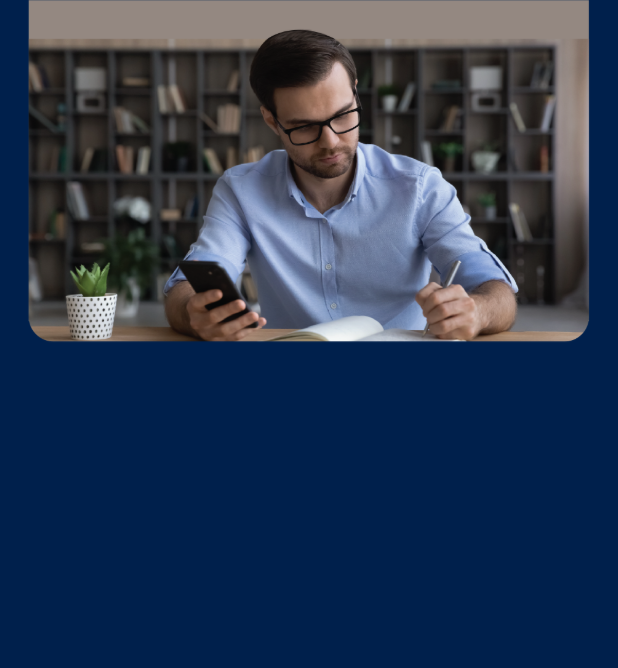
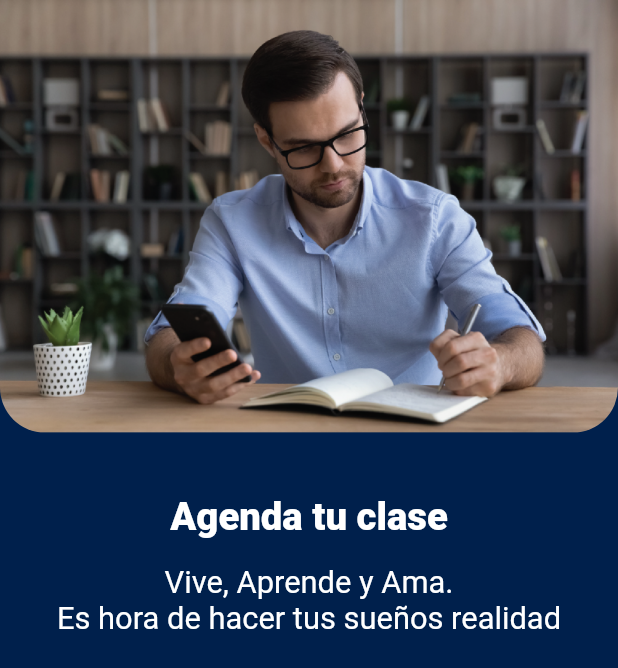
Before and after one commit to codebashh/KiuLinks-App, a Flutter app: the schedule screen opened directly, on a phone screen of 412 x 824 dp. Shown: the top 668 px of the screen. Run offline on Flutter 3.47's test engine with Material 2 defaults, Android fonts, the phone set to English and light mode, and no system bars; Roboto replaces fonts that are missing (Poppins).

Commit message:
Textstyles and schedule screen updated

```diff
--- a/lib/Views/schedule_screen.dart
+++ b/lib/Views/schedule_screen.dart
@@ -1,4 +1,7 @@
+import 'package:flutter/cupertino.dart';
 import 'package:flutter/material.dart';
+import 'package:kiulinks_app/utilities/textStyles.dart';
+
 class schedule extends StatefulWidget {
   @override
   _scheduleState createState() => _scheduleState();
@@ -16,15 +19,20 @@ class _scheduleState extends State<schedule> {
           child: Column(
             children: [
               Container(
-                width: double.infinity,
-                height: height * 0.3,
+                constraints: BoxConstraints(
+                   maxHeight: height * 0.35,
+                ),
                 decoration: BoxDecoration(
-                image: DecorationImage(
-                    image: AssetImage("assets/schedule image.png"),
+                  image: DecorationImage(image: AssetImage("assets/schedule img.png"), fit: BoxFit.cover),
+                  borderRadius: BorderRadius.only(bottomLeft: Radius.circular(30), bottomRight: Radius.circular(30)),
                 ),
               ),
+              SizedBox(height: height * 0.05),
+              Text("Agenda tu clase", style: textStyles.heading1(context).copyWith(color: Colors.white),),
+              SizedBox(height: height * 0.02,),
+              Text("Vive, Aprende y Ama.", style: textStyles.heading4(context).copyWith(color: Colors.white),),
+              Text("Es hora de hacer tus sueños realidad", style: textStyles.heading4(context).copyWith(color: Colors.white),)
 
-            ),
             ],
           ),
         ),
--- /dev/null
+++ b/lib/utilities/textStyles.dart
@@ -0,0 +1,41 @@
+
+import 'package:flutter/material.dart';
+
+import 'SizeConfig.dart';
+
+class textStyles{
+  //used for main big text headings
+  static TextStyle heading1(BuildContext context){
+    return TextStyle(
+        fontSize: 6.2 * SizeConfig.blockSizeHorizontal,
+        fontWeight: FontWeight.w800,
+        color: Theme.of(context).primaryColor
+    );
+  }
+
+  //used for cards titles and medium headings
+  static TextStyle heading2(BuildContext context){
+      return TextStyle(
+          fontSize: 5.2 * SizeConfig.blockSizeHorizontal,
+          fontWeight: FontWeight.w800,
+          color: Theme.of(context).primaryColor
+      );
+  }
+
+  //used for plain subtext in cards
+  static TextStyle heading3(BuildContext context){
+    return TextStyle(
+        fontSize: 4.2 * SizeConfig.blockSizeHorizontal,
+        color: Theme.of(context).primaryColor
+    );
+  }
+
+  //used for plain text in screen headers etc but not in cards
+  static TextStyle heading4(BuildContext context){
+    return TextStyle(
+        fontSize: 5 * SizeConfig.blockSizeHorizontal,
+        color: Theme.of(context).primaryColor
+    );
+  }
+
+}
--- a/pubspec.yaml
+++ b/pubspec.yaml
@@ -72,6 +72,7 @@ flutter:
     - assets/library icon.png
     - assets/gift.png
     - assets/schedule image.png
+    - assets/schedule img.png
 
   # An image asset can refer to one or more resolution-specific "variants", see
   # https://flutter.dev/assets-and-images/#resolution-aware.
```
Also changed, not shown: lib/Views/home_screen.dart (+12 -23 lines), assets/schedule img.png (added).
